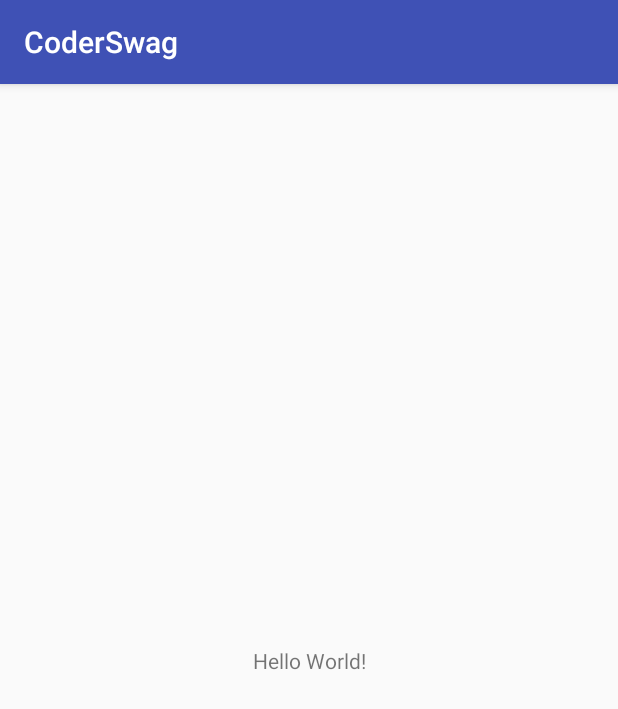
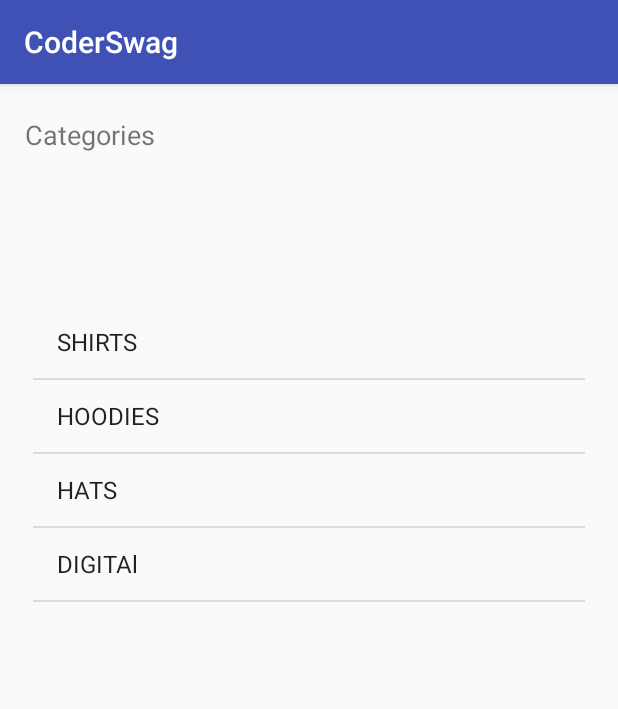
Before and after one commit to armeen1997/CoderSwag, an Android app: the screen it shows after launch (MainActivity), on a phone screen of 412 x 824 dp. Shown: the top 709 px of the screen. Run offline under Robolectric (Android 15) with nearby library versions, the phone set to English and light mode, and no system bars.

Commit message:
lesson02

```diff
--- a/app/src/main/java/com/example/armee/coderswag/Controller/MainActivity.kt
+++ b/app/src/main/java/com/example/armee/coderswag/Controller/MainActivity.kt
@@ -1,13 +1,26 @@
 package com.example.armee.coderswag.Controller
 
+import android.content.AbstractThreadedSyncAdapter
 import android.support.v7.app.AppCompatActivity
 import android.os.Bundle
+import android.widget.ArrayAdapter
+import com.example.armee.coderswag.Modeel.Category
 import com.example.armee.coderswag.R
+import com.example.armee.coderswag.Services.DataService
+import kotlinx.android.synthetic.main.activity_main.*
 
 class MainActivity : AppCompatActivity() {
+
+
+    lateinit var adapter: ArrayAdapter<Category>
+
 
     override fun onCreate(savedInstanceState: Bundle?) {
         super.onCreate(savedInstanceState)
         setContentView(R.layout.activity_main)
+
+        adapter = ArrayAdapter(this, android.R.layout.simple_list_item_activated_1,DataService.categories)
+
+        categoryListView.adapter = adapter
     }
 }
--- a/app/src/main/java/com/example/armee/coderswag/Modeel/Category.kt
+++ b/app/src/main/java/com/example/armee/coderswag/Modeel/Category.kt
@@ -1,3 +1,7 @@
 package com.example.armee.coderswag.Modeel
 
-class Category(val title: String, val image: String)
+class Category(val title: String, val image: String){
+    override fun toString(): String {
+        return title
+    }
+}
--- a/app/src/main/res/layout/activity_main.xml
+++ b/app/src/main/res/layout/activity_main.xml
@@ -7,12 +7,28 @@
     tools:context=".Controller.MainActivity">
 
     <TextView
+        android:id="@+id/textView"
         android:layout_width="wrap_content"
         android:layout_height="wrap_content"
-        android:text="Hello World!"
+        android:text="Categories"
+        android:textSize="18sp"
         app:layout_constraintBottom_toBottomOf="parent"
+        app:layout_constraintHorizontal_bias="0.051"
         app:layout_constraintLeft_toLeftOf="parent"
         app:layout_constraintRight_toRightOf="parent"
-        app:layout_constraintTop_toTopOf="parent" />
+        app:layout_constraintTop_toTopOf="parent"
+        app:layout_constraintVertical_bias="0.029" />
+
+    <ListView
+        android:id="@+id/categoryListView"
+        android:layout_width="368dp"
+        android:layout_height="510dp"
+        android:layout_marginBottom="8dp"
+        android:layout_marginEnd="8dp"
+        android:layout_marginStart="8dp"
+        app:layout_constraintBottom_toBottomOf="parent"
+        app:layout_constraintEnd_toEndOf="parent"
+        app:layout_constraintStart_toStartOf="parent"
+        app:layout_constraintTop_toBottomOf="@+id/textView" />
 
 </android.support.constraint.ConstraintLayout>
--- a/app/src/main/res/values/styles.xml
+++ b/app/src/main/res/values/styles.xml
@@ -1,7 +1,7 @@
 <resources>
 
     <!-- Base application theme. -->
-    <style name="AppTheme" parent="Theme.AppCompat.Light.DarkActionBar">
+    <style name="AppTheme" parent="Base.Theme.AppCompat.Light.DarkActionBar">
         <!-- Customize your theme here. -->
         <item name="colorPrimary">@color/colorPrimary</item>
         <item name="colorPrimaryDark">@color/colorPrimaryDark</item>
```
Also changed, not shown: app/src/main/res/layout/category_list_item.xml (added, +36 -0 lines).
